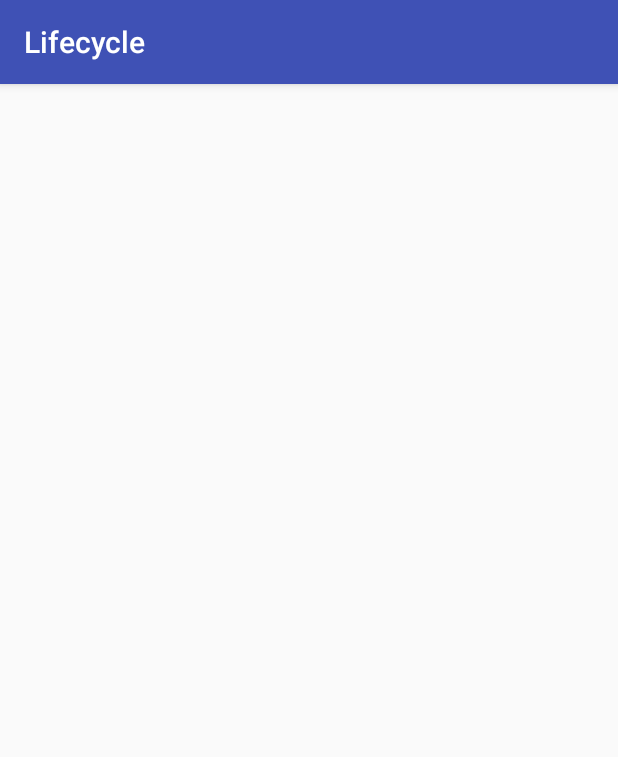
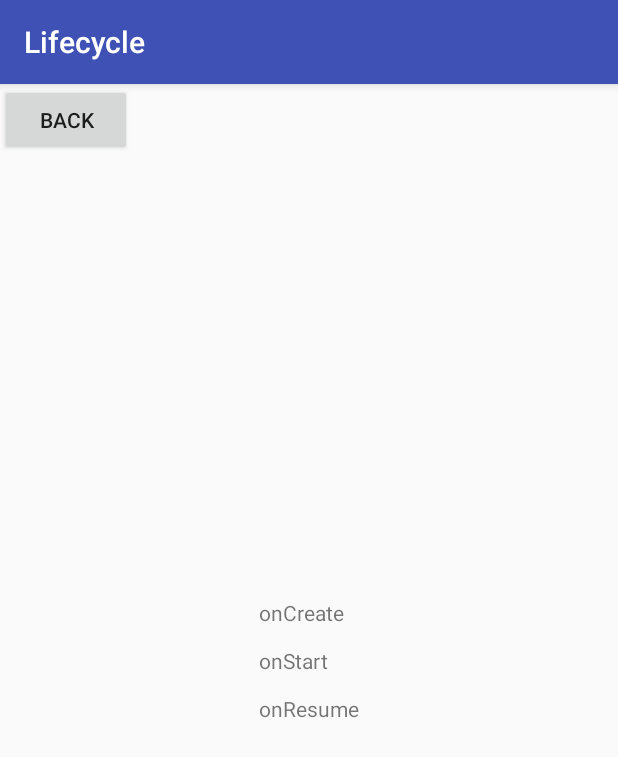
Before and after one commit to Devils-Y/Lifecycle, an Android app: the screen it shows after launch (Main2Activity), after a tap on "新页面", on a phone screen of 412 x 824 dp. Shown: the top 757 px of the screen. Run offline under Robolectric (Android 15) with nearby library versions, the phone set to English and light mode, and no system bars.

Commit message:
Activity生命周期研究

```diff
--- a/app/src/main/java/com/hy/lifecycle/Main2Activity.java
+++ b/app/src/main/java/com/hy/lifecycle/Main2Activity.java
@@ -1,53 +1,79 @@
 package com.hy.lifecycle;
 
+import android.content.Intent;
 import android.os.Bundle;
 import android.support.v7.app.AppCompatActivity;
 import android.util.Log;
+import android.view.View;
+import android.widget.TextView;
 
 public class Main2Activity extends AppCompatActivity {
 
      private static final String TAG = "Main2Activity";
+
+     TextView text;
+     StringBuilder stringBuilder;
 
      @Override
      protected void onCreate(Bundle savedInstanceState) {
           super.onCreate(savedInstanceState);
           Log.e(TAG, "---->----onCreate---->-----");
           setContentView(R.layout.activity_main2);
+
+          stringBuilder = new StringBuilder();
+          text = (TextView) findViewById(R.id.text);
+          text.setText(stringBuilder.append("\nonCreate\n"));
+
+          findViewById(R.id.backBtn).setOnClickListener(new View.OnClickListener() {
+               @Override
+               public void onClick(View view) {
+                    Intent intent = new Intent();
+                    intent.putExtra("data", "---BACK---");
+                    setResult(RESULT_OK, intent);
+                    finish();
+               }
+          });
      }
 
      @Override
      protected void onStart() {
           super.onStart();
           Log.e(TAG, "---->----onStart---->-----");
+          text.setText(stringBuilder.append("\nonStart\n"));
      }
 
      @Override
      protected void onResume() {
           super.onResume();
           Log.e(TAG, "---->----onResume---->-----");
+          text.setText(stringBuilder.append("\nonResume\n"));
      }
 
      @Override
      protected void onPause() {
           super.onPause();
           Log.e(TAG, "---->----onPause---->-----");
+          text.setText(stringBuilder.append("\nonPause\n"));
      }
 
      @Override
      protected void onStop() {
           super.onStop();
           Log.e(TAG, "---->----onStop---->-----");
+          text.setText(stringBuilder.append("\nonStop\n"));
      }
 
      @Override
      protected void onDestroy() {
           super.onDestroy();
           Log.e(TAG, "---->----onDestroy---->-----");
+          text.setText(stringBuilder.append("\nonDestroy\n"));
      }
 
      @Override
      protected void onRestart() {
           super.onRestart();
           Log.e(TAG, "---->----onRestart---->-----");
+          text.setText(stringBuilder.append("\nonRestart\n"));
      }
 }
--- a/app/src/main/java/com/hy/lifecycle/MainActivity.java
+++ b/app/src/main/java/com/hy/lifecycle/MainActivity.java
@@ -1,14 +1,20 @@
 package com.hy.lifecycle;
 
 import android.content.Intent;
+import android.os.Bundle;
 import android.support.v7.app.AppCompatActivity;
-import android.os.Bundle;
 import android.util.Log;
 import android.view.View;
+import android.widget.TextView;
 
 public class MainActivity extends AppCompatActivity {
 
      private static final String TAG = "MainActivity";
+
+     private static final int REQUESTCODE = 1000;
+
+     TextView textView;
+     StringBuilder stringBuilder;
 
      @Override
      protected void onCreate(Bundle savedInstanceState) {
@@ -16,10 +22,15 @@ public class MainActivity extends AppCompatActivity {
           Log.e(TAG, "----->----onCreate---->----");
           setContentView(R.layout.activity_main);
 
+          stringBuilder = new StringBuilder();
+          textView = (TextView) findViewById(R.id.text);
+          textView.setText(stringBuilder.append("\nonCreate\n"));
+
           findViewById(R.id.toBtn).setOnClickListener(new View.OnClickListener() {
                @Override
                public void onClick(View view) {
-                    startActivity(new Intent(MainActivity.this, Main2Activity.class));
+//                    startActivity(new Intent(MainActivity.this, Main2Activity.class));
+                    startActivityForResult(new Intent(MainActivity.this, Main2Activity.class), REQUESTCODE);
                }
           });
      }
@@ -28,35 +39,49 @@ public class MainActivity extends AppCompatActivity {
      protected void onStart() {
           super.onStart();
           Log.e(TAG, "----->----onStart---->----");
+          textView.setText(stringBuilder.append("\nonStart\n"));
      }
 
      @Override
      protected void onResume() {
           super.onResume();
           Log.e(TAG, "----->----onResume---->----");
+          textView.setText(stringBuilder.append("\nonResume\n"));
      }
 
      @Override
      protected void onRestart() {
           super.onRestart();
           Log.e(TAG, "----->----onRestart---->----");
+          textView.setText(stringBuilder.append("\nonRestart\n"));
      }
 
      @Override
      protected void onPause() {
           super.onPause();
           Log.e(TAG, "----->----onPause---->----");
+          textView.setText(stringBuilder.append("\nonPause\n"));
      }
 
      @Override
      protected void onStop() {
           super.onStop();
           Log.e(TAG, "----->----onStop---->----");
+          textView.setText(stringBuilder.append("\nonStop\n"));
      }
 
      @Override
      protected void onDestroy() {
           super.onDestroy();
           Log.e(TAG, "----->----onDestroy---->----");
+          textView.setText(stringBuilder.append("\nonDestroy\n"));
+     }
+
+     @Override
+     protected void onActivityResult(int requestCode, int resultCode, Intent data) {
+          super.onActivityResult(requestCode, resultCode, data);
+          if (requestCode == REQUESTCODE && resultCode == RESULT_OK) {
+               textView.setText(stringBuilder.append(data.getStringExtra("data")));
+          }
      }
 }
--- a/app/src/main/res/layout/activity_main.xml
+++ b/app/src/main/res/layout/activity_main.xml
@@ -8,6 +8,7 @@
      tools:context="com.hy.lifecycle.MainActivity">
 
      <TextView
+          android:id="@+id/text"
           android:layout_width="wrap_content"
           android:layout_height="wrap_content"
           android:text="Hello World!"
--- a/app/src/main/res/layout/activity_main2.xml
+++ b/app/src/main/res/layout/activity_main2.xml
@@ -7,4 +7,21 @@
      android:layout_height="match_parent"
      tools:context="com.hy.lifecycle.Main2Activity">
 
+     <TextView
+          android:id="@+id/text"
+          android:layout_width="wrap_content"
+          android:layout_height="wrap_content"
+          android:text="Hello World!"
+          app:layout_constraintBottom_toBottomOf="parent"
+          app:layout_constraintLeft_toLeftOf="parent"
+          app:layout_constraintRight_toRightOf="parent"
+          app:layout_constraintTop_toTopOf="parent"/>
+
+
+     <Button
+          android:id="@+id/backBtn"
+          android:layout_width="wrap_content"
+          android:layout_height="wrap_content"
+          android:text="back"/>
+
 </android.support.constraint.ConstraintLayout>
```
Also changed, not shown: 2 other files.
